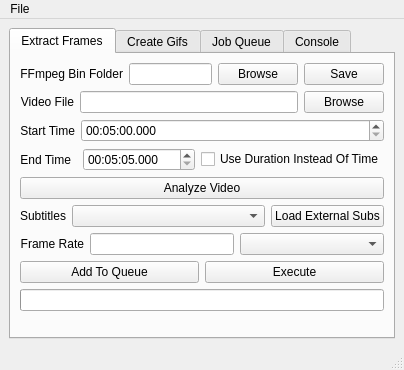
Above: data/screen.ui from KaiAPaulhus/GifExtract before the change. Below: the same form after it.
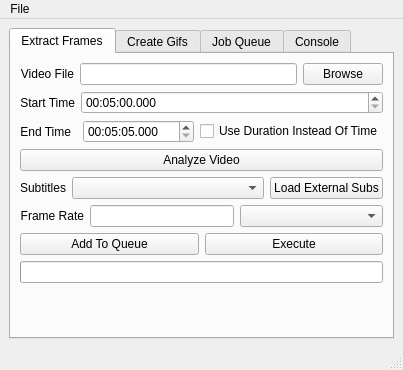
That is the form after the change.

Commit message: Preferences screen now has a working save button.

What changed in the file:
```diff
--- a/data/screen.ui
+++ b/data/screen.ui
@@ -6,7 +6,7 @@
    <rect>
     <x>0</x>
     <y>0</y>
-    <width>404</width>
+    <width>403</width>
     <height>370</height>
    </rect>
   </property>
@@ -27,37 +27,6 @@
        <layout class="QVBoxLayout" name="verticalLayout_3">
         <item>
          <layout class="QVBoxLayout" name="verticalLayout">
-          <item>
-           <layout class="QHBoxLayout" name="horizontalLayout_2">
-            <item>
-             <widget class="QLabel" name="label_2">
-              <property name="text">
-               <string>FFmpeg Bin Folder</string>
-              </property>
-              <property name="alignment">
-               <set>Qt::AlignRight|Qt::AlignTrailing|Qt::AlignVCenter</set>
-              </property>
-             </widget>
-            </item>
-            <item>
-             <widget class="QLineEdit" name="line_ffmpeg"/>
-            </item>
-            <item>
-             <widget class="QPushButton" name="btn_ffmpegbrowse">
-              <property name="text">
-               <string>Browse</string>
-              </property>
-             </widget>
-            </item>
-            <item>
-             <widget class="QPushButton" name="btn_ffmpegsave">
-              <property name="text">
-               <string>Save</string>
-              </property>
-             </widget>
-            </item>
-           </layout>
-          </item>
           <item>
            <layout class="QHBoxLayout" name="horizontalLayout_3">
             <item>
@@ -615,7 +584,7 @@
     <rect>
      <x>0</x>
      <y>0</y>
-     <width>404</width>
+     <width>403</width>
      <height>21</height>
     </rect>
    </property>
```
Left out of the diff: 9 changed lines with no effect on the pictures. The commit also changes 11 other files.
